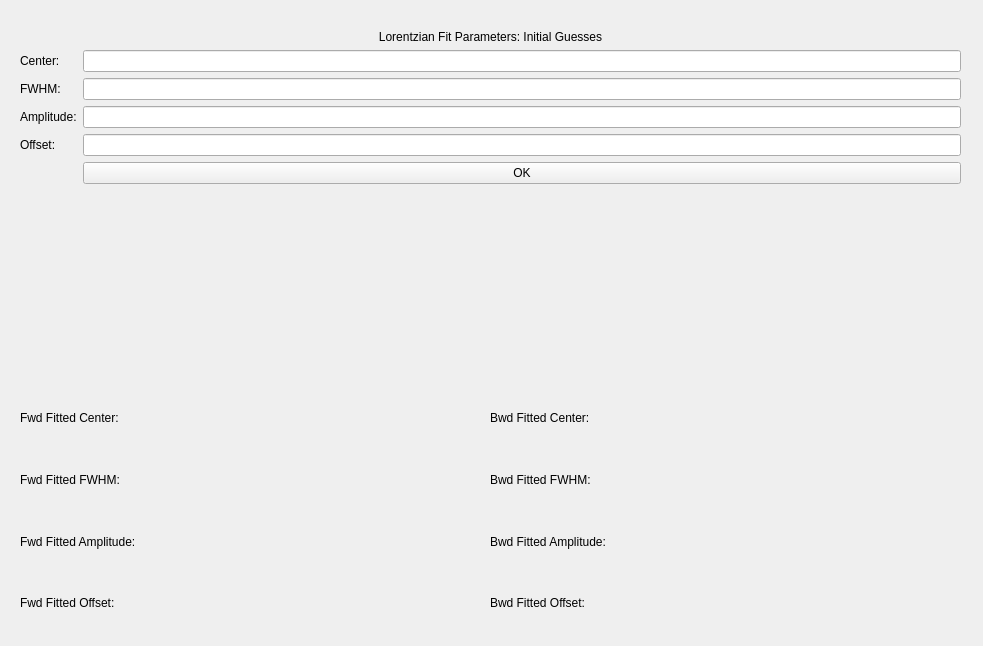
Old version of the form pylabnet/gui/pyqt/gui_templates/lor_fit_params.ui in the repository lukingroup/pylabnet.
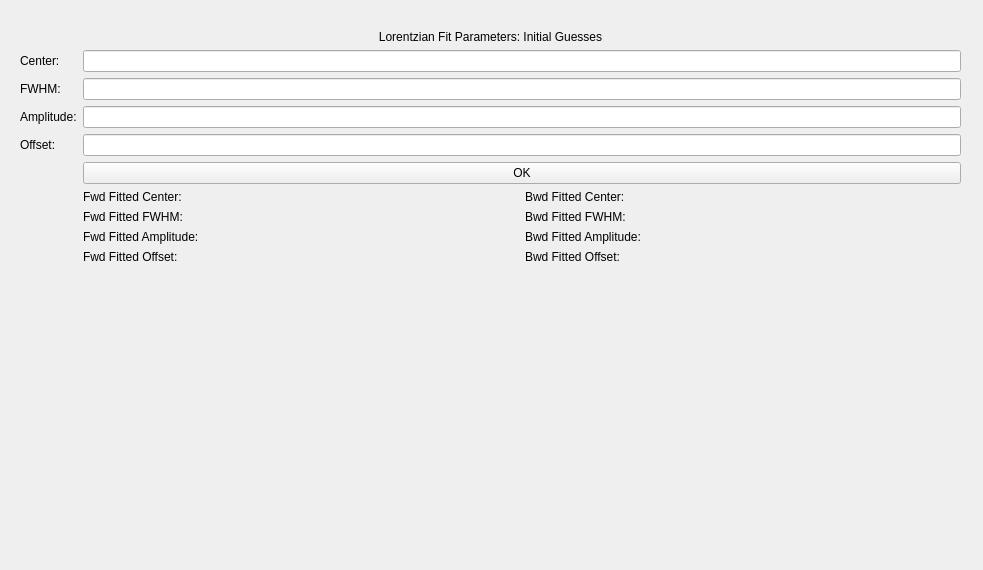
New version of the form.

What changed in the file:
```diff
--- a/pylabnet/gui/pyqt/gui_templates/lor_fit_params.ui
+++ b/pylabnet/gui/pyqt/gui_templates/lor_fit_params.ui
@@ -7,7 +7,7 @@
     <x>0</x>
     <y>0</y>
     <width>983</width>
-    <height>646</height>
+    <height>570</height>
    </rect>
   </property>
   <property name="windowTitle">
@@ -19,7 +19,7 @@
      <x>20</x>
      <y>30</y>
      <width>941</width>
-     <height>361</height>
+     <height>532</height>
     </rect>
    </property>
    <layout class="QFormLayout" name="main">
@@ -80,18 +80,22 @@
       </property>
      </widget>
     </item>
-   </layout>
-  </widget>
-  <widget class="QWidget" name="gridLayoutWidget">
-   <property name="geometry">
-    <rect>
-     <x>20</x>
-     <y>390</y>
-     <width>471</width>
-     <height>241</height>
-    </rect>
-   </property>
+    <item row="7" column="1">
    <layout class="QGridLayout" name="gridLayout">
+      <item row="2" column="0">
+       <widget class="QLabel" name="famp_lab">
+        <property name="text">
+         <string>Fwd Fitted Amplitude:</string>
+        </property>
+       </widget>
+      </item>
+      <item row="3" column="0">
+       <widget class="QLabel" name="foff_lab">
+        <property name="text">
+         <string>Fwd Fitted Offset:</string>
+        </property>
+       </widget>
+      </item>
     <item row="3" column="1">
      <widget class="QLabel" name="fit_off">
       <property name="text">
@@ -113,34 +117,6 @@
       </property>
      </widget>
     </item>
-    <item row="3" column="0">
-     <widget class="QLabel" name="foff_lab">
-      <property name="text">
-       <string>Fwd Fitted Offset:</string>
-      </property>
-     </widget>
-    </item>
-    <item row="2" column="0">
-     <widget class="QLabel" name="famp_lab">
-      <property name="text">
-       <string>Fwd Fitted Amplitude:</string>
-      </property>
-     </widget>
-    </item>
-    <item row="0" column="1">
-     <widget class="QLabel" name="fit_cen">
-      <property name="text">
-       <string/>
-      </property>
-     </widget>
-    </item>
-    <item row="0" column="0">
-     <widget class="QLabel" name="fcen_lab">
-      <property name="text">
-       <string>Fwd Fitted Center:</string>
-      </property>
-     </widget>
-    </item>
     <item row="1" column="0">
      <widget class="QLabel" name="ffwhm_lab">
       <property name="text">
@@ -148,73 +124,77 @@
       </property>
      </widget>
     </item>
-   </layout>
-  </widget>
-  <widget class="QWidget" name="gridLayoutWidget_2">
-   <property name="geometry">
-    <rect>
-     <x>490</x>
-     <y>390</y>
-     <width>471</width>
-     <height>241</height>
-    </rect>
-   </property>
-   <layout class="QGridLayout" name="gridLayout_2">
     <item row="0" column="0">
+       <widget class="QLabel" name="fcen_lab">
+        <property name="text">
+         <string>Fwd Fitted Center:</string>
+        </property>
+       </widget>
+      </item>
+      <item row="0" column="2">
      <widget class="QLabel" name="fcen_lab_2">
       <property name="text">
        <string>Bwd Fitted Center:</string>
       </property>
      </widget>
     </item>
-    <item row="3" column="1">
-     <widget class="QLabel" name="fit_off_2">
+      <item row="0" column="1">
+       <widget class="QLabel" name="fit_cen">
       <property name="text">
        <string/>
       </property>
      </widget>
     </item>
-    <item row="2" column="0">
+      <item row="0" column="3">
+       <widget class="QLabel" name="fit_cen_2">
+        <property name="text">
+         <string/>
+        </property>
+       </widget>
+      </item>
+      <item row="1" column="2">
+       <widget class="QLabel" name="ffwhm_lab_2">
+        <property name="text">
+         <string>Bwd Fitted FWHM:</string>
+        </property>
+       </widget>
+      </item>
+      <item row="1" column="3">
+       <widget class="QLabel" name="fit_fwhm_2">
+        <property name="text">
+         <string/>
+        </property>
+       </widget>
+      </item>
+      <item row="2" column="2">
      <widget class="QLabel" name="famp_lab_2">
       <property name="text">
        <string>Bwd Fitted Amplitude:</string>
       </property>
      </widget>
     </item>
-    <item row="2" column="1">
+      <item row="2" column="3">
      <widget class="QLabel" name="fit_amp_2">
       <property name="text">
        <string/>
       </property>
      </widget>
     </item>
-    <item row="0" column="1">
-     <widget class="QLabel" name="fit_cen_2">
-      <property name="text">
-       <string/>
-      </property>
-     </widget>
-    </item>
-    <item row="1" column="1">
-     <widget class="QLabel" name="fit_fwhm_2">
-      <property name="text">
-       <string/>
-      </property>
-     </widget>
-    </item>
-    <item row="3" column="0">
+      <item row="3" column="2">
      <widget class="QLabel" name="foff_lab_2">
       <property name="text">
        <string>Bwd Fitted Offset:</string>
       </property>
      </widget>
     </item>
-    <item row="1" column="0">
-     <widget class="QLabel" name="ffwhm_lab_2">
+      <item row="3" column="3">
+       <widget class="QLabel" name="fit_off_2">
       <property name="text">
-       <string>Bwd Fitted FWHM:</string>
-      </property>
-     </widget>
+         <string/>
+        </property>
+       </widget>
+      </item>
+     </layout>
     </item>
    </layout>
   </widget>
```
Lines whose indentation alone changed are shown as unchanged.
